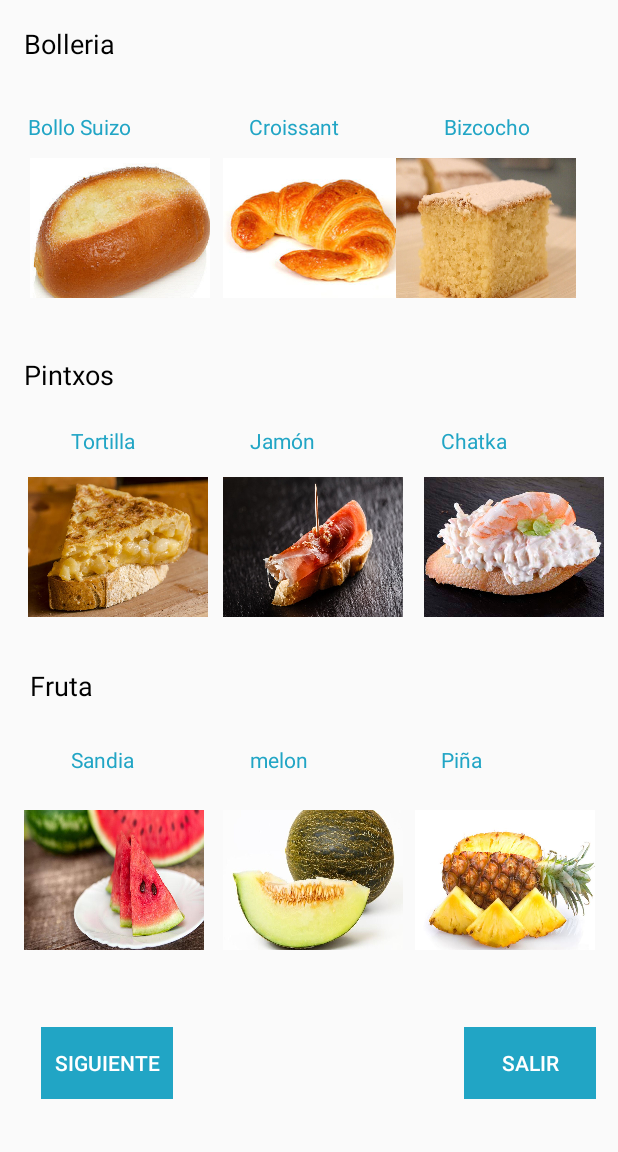
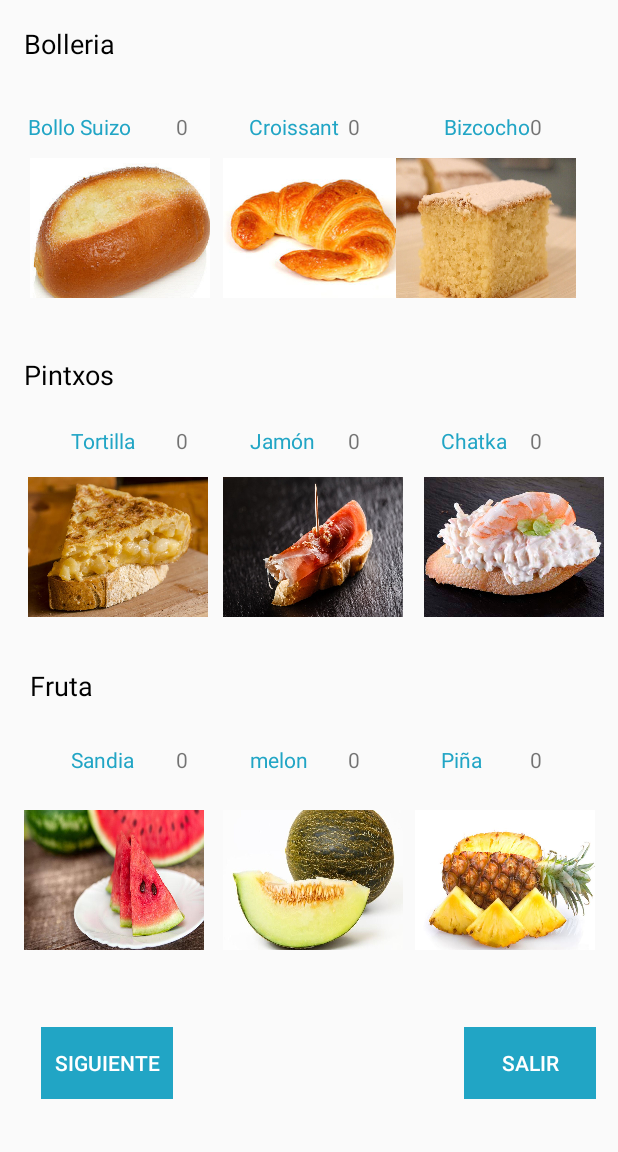
Before and after one commit to mikels111/Desayunos, an Android app: the Actividad_2 screen opened directly, with no data from a screen before it, on a phone screen of 412 x 824 dp, the part 84-1236 px from its top. Run offline under Robolectric (Android 15) with nearby library versions, the phone set to English and light mode, and no system bars; 2 statements that could not run were skipped.

Commit message:
Añadidos todos los imagebuttons, los txt y las cantidades

```diff
--- a/app/src/main/java/com/example/desayunoscebanc/Actividad_2.java
+++ b/app/src/main/java/com/example/desayunoscebanc/Actividad_2.java
@@ -3,25 +3,31 @@ package com.example.desayunoscebanc;
 import androidx.appcompat.app.AppCompatActivity;
 
 import android.os.Bundle;
+import android.view.View;
 import android.widget.Button;
 import android.widget.ImageButton;
 import android.widget.TextView;
+
+import java.util.ArrayList;
 
 public class Actividad_2 extends AppCompatActivity {
     Button siguiente,salir;
     ImageButton suizo,croissant,bizcocho,tortilla,jamon,chatka,sandia,melon,pina;
     TextView txtSuizo,txtCroissant,txtBizcocho,txtTortilla,txtJamon,txtChatka,txtSandia,txtMelon,txtPina;
     int cantSuizo,cantCroissant,cantBizcocho,cantTortilla,cantJamon,cantChatka,cantSandia,cantMelon,cantPina;
+    ArrayList <ImageButton> bolleria;
     @Override
     protected void onCreate(Bundle savedInstanceState) {
         super.onCreate(savedInstanceState);
         setContentView(R.layout.activity_actividad_2);
+
+        bolleria.add(suizo);
         //Buttons
         siguiente=findViewById(R.id.btnSiguiente);
         salir=findViewById(R.id.btnCancelar);
 
         //ImageButtons
-        suizo=findViewById(R.id.btnSuizo);
+        //suizo=findViewById(R.id.btnSuizo);
         croissant=findViewById(R.id.btnCroissant);
         bizcocho=findViewById(R.id.btnBizcocho);
         tortilla=findViewById(R.id.btnTortilla);
@@ -31,5 +37,45 @@ public class Actividad_2 extends AppCompatActivity {
         melon=findViewById(R.id.btnMelon);
         pina=findViewById(R.id.btnPina);
 
+        //Text
+        txtSuizo=findViewById(R.id.txtSuizo);
+        txtCroissant=findViewById(R.id.txtCroissant);
+        txtBizcocho=findViewById(R.id.txtBizcocho);
+        txtTortilla=findViewById(R.id.txtTortilla);
+        txtJamon=findViewById(R.id.txtJamon);
+        txtChatka=findViewById(R.id.txtChatka);
+        txtSandia=findViewById(R.id.txtSandia);
+        txtMelon=findViewById(R.id.txtMelon);
+        txtPina=findViewById(R.id.txtPina);
+
+        //cantidades
+        cantSuizo=0;
+        cantCroissant=0;
+        cantBizcocho=0;
+        cantTortilla=0;
+        cantJamon=0;
+        cantChatka=0;
+        cantSandia=0;
+        cantMelon=0;
+        cantPina=0;
+
+        txtSuizo.setText(String.valueOf(cantSuizo));
+        txtCroissant.setText(String.valueOf(cantCroissant));
+        txtBizcocho.setText(String.valueOf(cantBizcocho));
+        txtTortilla.setText(String.valueOf(cantTortilla));
+        txtJamon.setText(String.valueOf(cantJamon));
+        txtChatka.setText(String.valueOf(cantChatka));
+        txtSandia.setText(String.valueOf(cantSandia));
+        txtMelon.setText(String.valueOf(cantMelon));
+        txtPina.setText(String.valueOf(cantPina));
+
+        suizo.setOnClickListener(new View.OnClickListener() {
+            @Override
+            public void onClick(View v) {
+                cantSuizo+=1;
+                txtSuizo.setText(String.valueOf(cantSuizo));
+            }
+        });
+
     }
 }
--- a/app/src/main/res/layout/activity_actividad_2.xml
+++ b/app/src/main/res/layout/activity_actividad_2.xml
@@ -7,7 +7,7 @@
     tools:context=".Actividad_2">
 
     <TextView
-        android:id="@+id/txtBollo"
+        android:id="@+id/txtSuizo"
         android:layout_width="wrap_content"
         android:layout_height="wrap_content"
         app:layout_constraintBottom_toBottomOf="parent"
@@ -98,7 +98,7 @@
         android:id="@+id/textView8"
         android:layout_width="wrap_content"
         android:layout_height="wrap_content"
-        android:text="Pintxos"
+        android:text="@string/pintxos"
         android:textColor="#000000"
         android:textSize="18sp"
         app:layout_constraintBottom_toBottomOf="parent"
--- a/app/src/main/res/values/strings.xml
+++ b/app/src/main/res/values/strings.xml
@@ -1,3 +1,4 @@
 <resources>
     <string name="app_name">Desayunos Cebanc</string>
+    <string name="pintxos">Pintxos</string>
 </resources>
```
